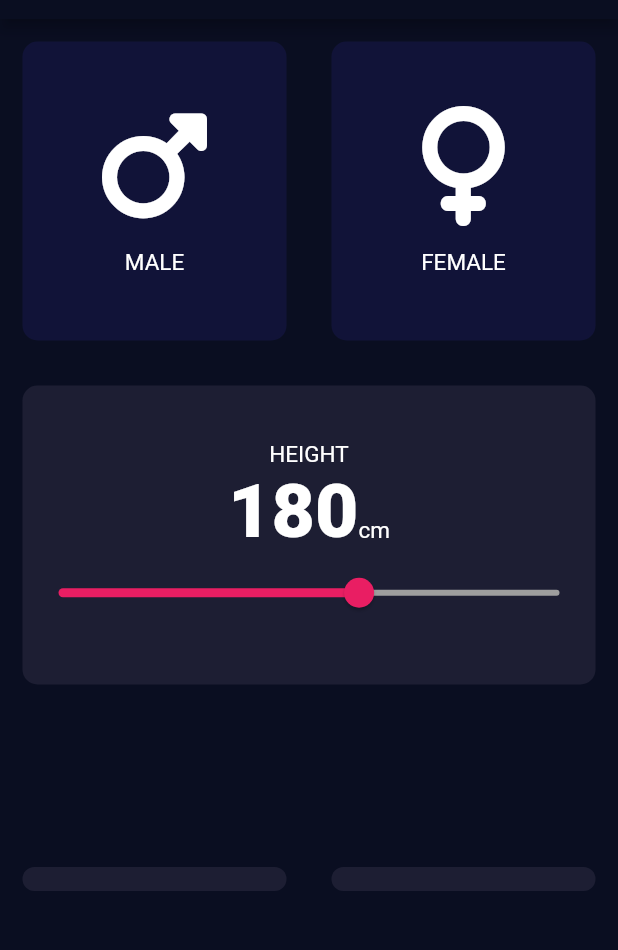
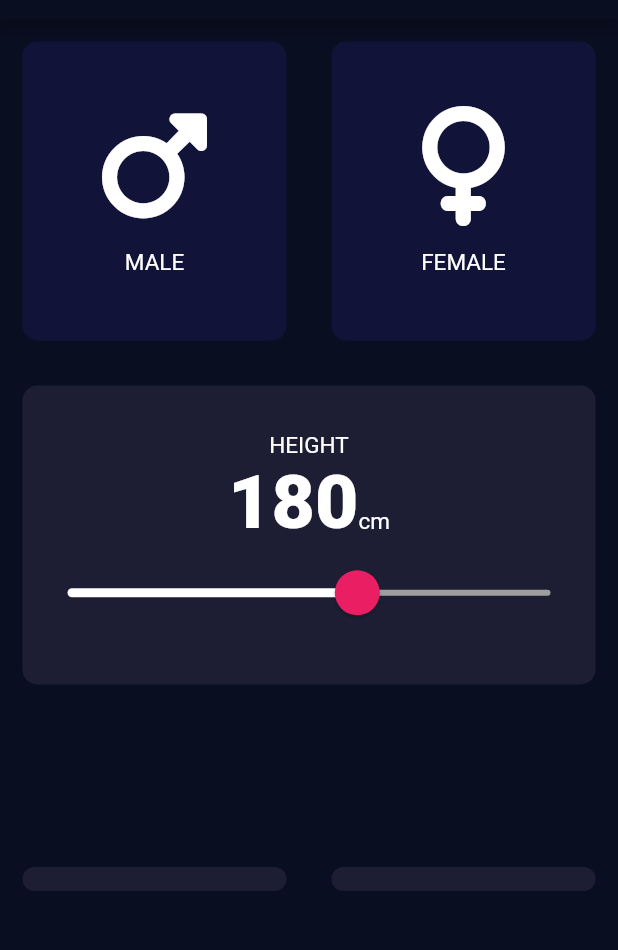
Before and after one commit to Kamrul-Hasan-2/bmi_calculator, a Flutter app: the screen it shows after launch, on a phone screen of 412 x 824 dp, the part 65-1015 px from its top. Run offline on Flutter 3.47's test engine with Material 2 defaults, Android fonts, the phone set to English and light mode, and no system bars; our stand-ins replace font_awesome_flutter.

Commit message:
Update slider theme & slider

```diff
--- a/lib/Input_page.dart
+++ b/lib/Input_page.dart
@@ -83,16 +83,24 @@ class _InputPageState extends State<InputPage> {
                         ),
                       ],
                     ),
-                    Slider(value: height.toDouble(),
+                    SliderTheme(
+                      data: SliderTheme.of(context).copyWith(
+                        activeTrackColor: Colors.white,
+                        inactiveTrackColor: Colors.grey,
+                        thumbColor: Colors.pink,
+                        overlayColor: Color(0x29EB1555),
+                        thumbShape: RoundSliderThumbShape(enabledThumbRadius: 15.0),
+                        overlayShape: RoundSliderOverlayShape(overlayRadius: 30.0),
+                      ),
+                      child: Slider(value: height.toDouble(),
                         min: 120,
                         max: 220,
-                      activeColor: Colors.pink,
-                      inactiveColor: Colors.grey,
                         onChanged: (double newValue){
                         setState(() {
                           height = newValue.round();
                         });
                         },
+                      ),
                     ),
                   ],
                 ),
```
Lines whose indentation alone changed are shown as unchanged.
